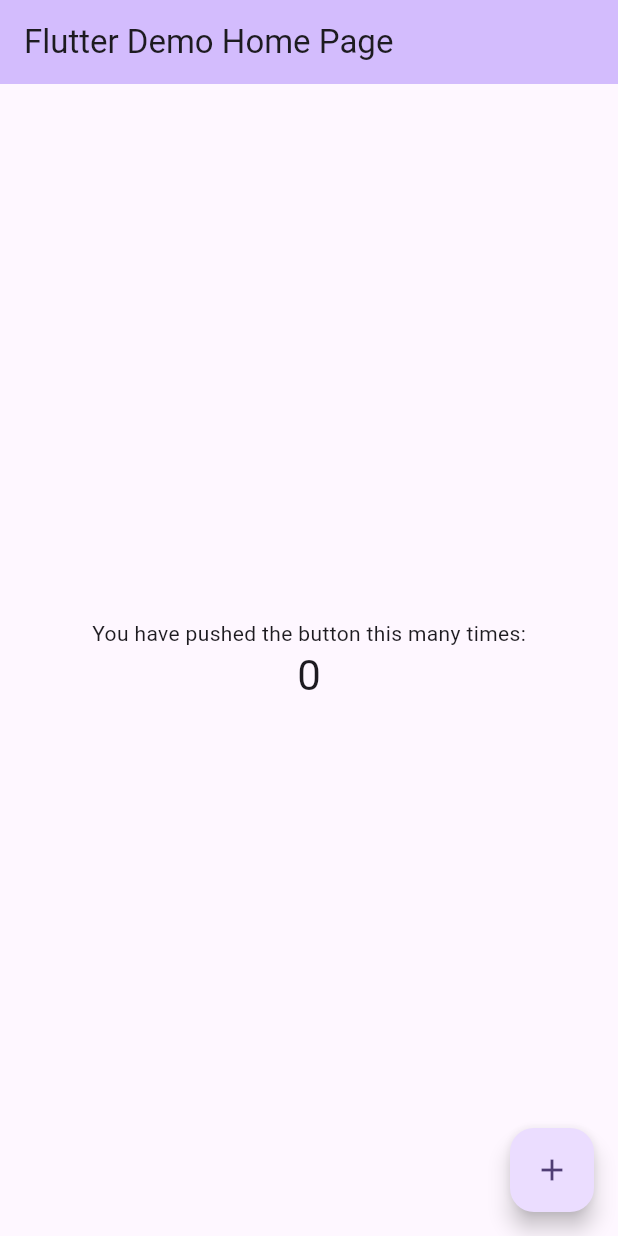
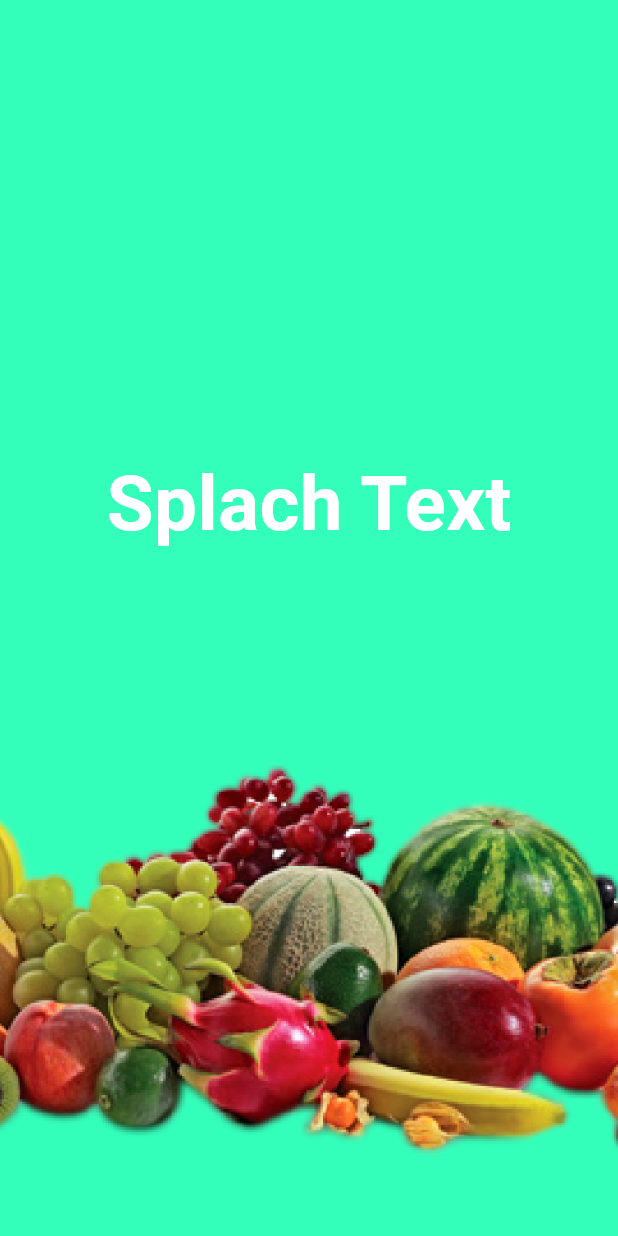
Before and after one commit to Abdallah1719/on_boarding, a Flutter app: the screen it shows after launch, on a phone screen of 412 x 824 dp. Run offline on Flutter 3.47's test engine with Material 3 defaults, Android fonts, the light colour scheme and no system bars; Roboto replaces fonts that are missing (Poppins).

Commit message:
add splash screen

```diff
--- /dev/null
+++ b/lib/features/splash_screen/persentation/splash_screen.dart
@@ -0,0 +1,72 @@
+import 'package:flutter/material.dart';
+
+class SplashScreen extends StatelessWidget {
+  const SplashScreen({super.key});
+
+  @override
+  Widget build(BuildContext context) {
+    return Scaffold(
+      backgroundColor: Color(0xff33ffbb),
+      body: SplashScreenBody(),
+    );
+  }
+}
+
+class SplashScreenBody extends StatefulWidget {
+  const SplashScreenBody({super.key});
+
+  @override
+  State<SplashScreenBody> createState() => _SplashScreenBodyState();
+}
+
+class _SplashScreenBodyState extends State<SplashScreenBody>
+    with SingleTickerProviderStateMixin {
+  AnimationController? animationController;
+  Animation<double>? fadingAnimation;
+
+  @override
+  void initState() {
+    super.initState();
+    animationController = AnimationController(
+      vsync: this,
+      duration: Duration(milliseconds: 600),
+    );
+    fadingAnimation = Tween<double>(
+      begin: .2,
+      end: 1,
+    ).animate(animationController!);
+
+    animationController?.repeat(reverse: true);
+  }
+
+  @override
+  void dispose() {
+    animationController?.dispose();
+    super.dispose();
+  }
+
+  @override
+  Widget build(BuildContext context) {
+    return Container(
+      child: Column(
+        mainAxisAlignment: MainAxisAlignment.center,
+        children: [
+          Spacer(),
+          FadeTransition(
+            opacity: fadingAnimation!,
+            child: Text(
+              'Splach Text',
+              style: TextStyle(
+                fontFamily: 'Poppins',
+                fontSize: 51,
+                fontWeight: FontWeight.bold,
+                color: Color(0xffffffff),
+              ),
+            ),
+          ),
+          Image.asset('assets/images/splash_view_image.png'),
+        ],
+      ),
+    );
+  }
+}
--- a/lib/main.dart
+++ b/lib/main.dart
@@ -1,122 +1,15 @@
 import 'package:flutter/material.dart';
+import 'package:on_boarding/features/splash_screen/persentation/splash_screen.dart';
 
 void main() {
-  runApp(const MyApp());
+  runApp(const OnBoardingApp());
 }
 
-class MyApp extends StatelessWidget {
-  const MyApp({super.key});
-
-  // This widget is the root of your application.
-  @override
-  Widget build(BuildContext context) {
-    return MaterialApp(
-      title: 'Flutter Demo',
-      theme: ThemeData(
-        // This is the theme of your application.
-        //
-        // TRY THIS: Try running your application with "flutter run". You'll see
-        // the application has a purple toolbar. Then, without quitting the app,
-        // try changing the seedColor in the colorScheme below to Colors.green
-        // and then invoke "hot reload" (save your changes or press the "hot
-        // reload" button in a Flutter-supported IDE, or press "r" if you used
-        // the command line to start the app).
-        //
-        // Notice that the counter didn't reset back to zero; the application
-        // state is not lost during the reload. To reset the state, use hot
-        // restart instead.
-        //
-        // This works for code too, not just values: Most code changes can be
-        // tested with just a hot reload.
-        colorScheme: ColorScheme.fromSeed(seedColor: Colors.deepPurple),
-      ),
-      home: const MyHomePage(title: 'Flutter Demo Home Page'),
-    );
-  }
-}
-
-class MyHomePage extends StatefulWidget {
-  const MyHomePage({super.key, required this.title});
-
-  // This widget is the home page of your application. It is stateful, meaning
-  // that it has a State object (defined below) that contains fields that affect
-  // how it looks.
-
-  // This class is the configuration for the state. It holds the values (in this
-  // case the title) provided by the parent (in this case the App widget) and
-  // used by the build method of the State. Fields in a Widget subclass are
-  // always marked "final".
-
-  final String title;
-
-  @override
-  State<MyHomePage> createState() => _MyHomePageState();
-}
-
-class _MyHomePageState extends State<MyHomePage> {
-  int _counter = 0;
-
-  void _incrementCounter() {
-    setState(() {
-      // This call to setState tells the Flutter framework that something has
-      // changed in this State, which causes it to rerun the build method below
-      // so that the display can reflect the updated values. If we changed
-      // _counter without calling setState(), then the build method would not be
-      // called again, and so nothing would appear to happen.
-      _counter++;
-    });
-  }
+class OnBoardingApp extends StatelessWidget {
+  const OnBoardingApp({super.key});
 
   @override
   Widget build(BuildContext context) {
-    // This method is rerun every time setState is called, for instance as done
-    // by the _incrementCounter method above.
-    //
-    // The Flutter framework has been optimized to make rerunning build methods
-    // fast, so that you can just rebuild anything that needs updating rather
-    // than having to individually change instances of widgets.
-    return Scaffold(
-      appBar: AppBar(
-        // TRY THIS: Try changing the color here to a specific color (to
-        // Colors.amber, perhaps?) and trigger a hot reload to see the AppBar
-        // change color while the other colors stay the same.
-        backgroundColor: Theme.of(context).colorScheme.inversePrimary,
-        // Here we take the value from the MyHomePage object that was created by
-        // the App.build method, and use it to set our appbar title.
-        title: Text(widget.title),
-      ),
-      body: Center(
-        // Center is a layout widget. It takes a single child and positions it
-        // in the middle of the parent.
-        child: Column(
-          // Column is also a layout widget. It takes a list of children and
-          // arranges them vertically. By default, it sizes itself to fit its
-          // children horizontally, and tries to be as tall as its parent.
-          //
-          // Column has various properties to control how it sizes itself and
-          // how it positions its children. Here we use mainAxisAlignment to
-          // center the children vertically; the main axis here is the vertical
-          // axis because Columns are vertical (the cross axis would be
-          // horizontal).
-          //
-          // TRY THIS: Invoke "debug painting" (choose the "Toggle Debug Paint"
-          // action in the IDE, or press "p" in the console), to see the
-          // wireframe for each widget.
-          mainAxisAlignment: MainAxisAlignment.center,
-          children: <Widget>[
-            const Text('You have pushed the button this many times:'),
-            Text(
-              '$_counter',
-              style: Theme.of(context).textTheme.headlineMedium,
-            ),
-          ],
-        ),
-      ),
-      floatingActionButton: FloatingActionButton(
-        onPressed: _incrementCounter,
-        tooltip: 'Increment',
-        child: const Icon(Icons.add),
-      ), // This trailing comma makes auto-formatting nicer for build methods.
-    );
+    return MaterialApp(debugShowCheckedModeBanner: false, home: SplashScreen());
   }
 }
--- a/pubspec.yaml
+++ b/pubspec.yaml
@@ -58,9 +58,9 @@ flutter:
   uses-material-design: true
 
   # To add assets to your application, add an assets section, like this:
-  # assets:
-  #   - images/a_dot_burr.jpeg
-  #   - images/a_dot_ham.jpeg
+  assets:
+    - assets/images/on_boarding_images/
+    - assets/images/splash_view_image.png
 
   # An image asset can refer to one or more resolution-specific "variants", see
   # https://flutter.dev/to/resolution-aware-images
```
Also changed, not shown: 1 other file.
